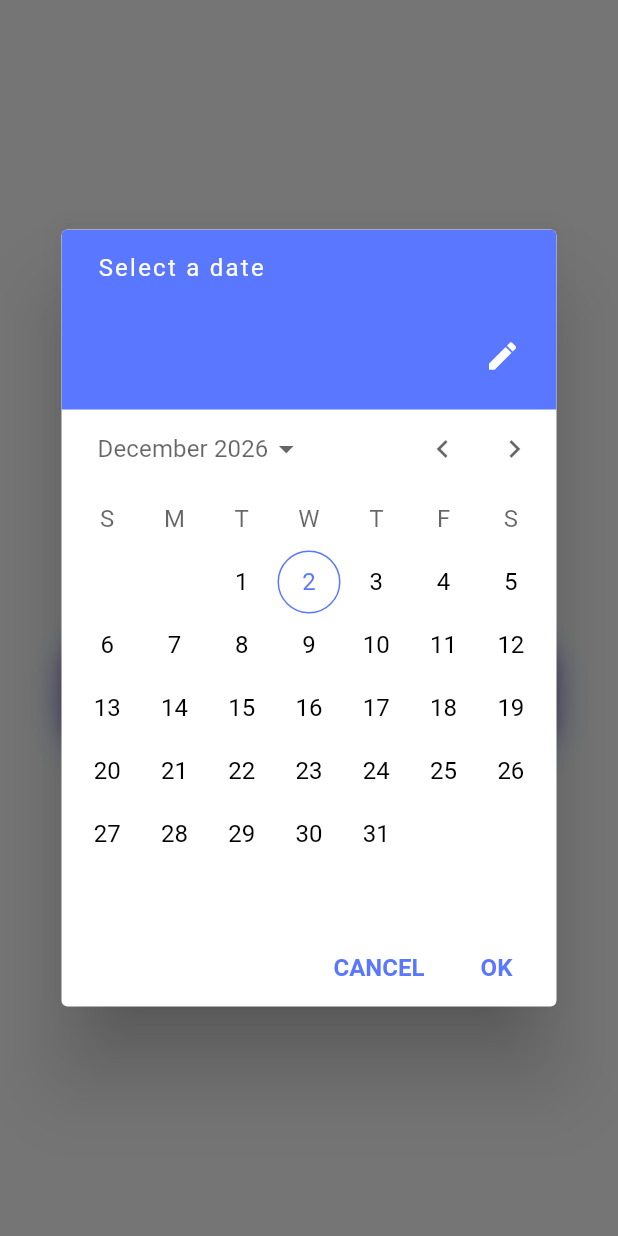
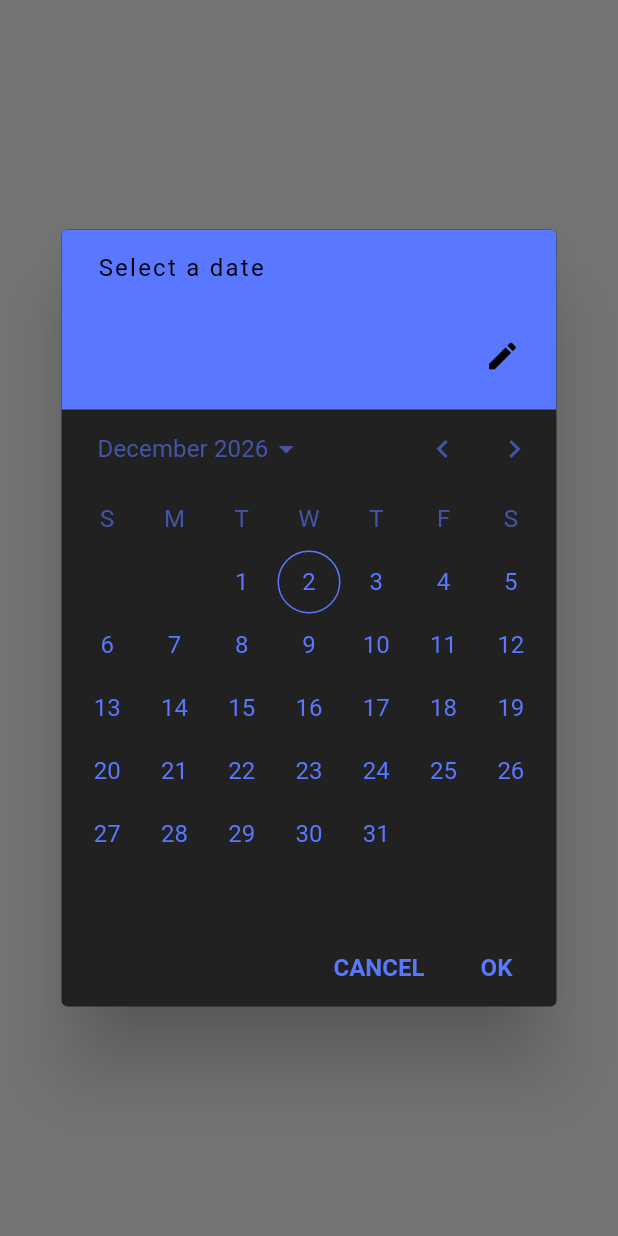
Before and after one commit to prothesbarai/asp_chat, a Flutter app: the NotificationScreen screen opened directly, after a tap on "No DateTime selected", on a phone screen of 412 x 824 dp. Run offline on Flutter 3.47's test engine with Material 3 defaults, Android fonts, the phone set to English and light mode, and no system bars; our stand-ins replace cached_network_image, cloud_firestore, connectivity_plus, firebase_auth, firebase_core, firebase_messaging and 18 more; missing offline and left inert: app_settings; accounts and stored records are empty.

Commit message:
asp v667

```diff
--- a/lib/screen/bottom_navigator_items_screens/notification_screen/notification_screen.dart
+++ b/lib/screen/bottom_navigator_items_screens/notification_screen/notification_screen.dart
@@ -60,28 +60,31 @@ class _NotificationScreenState extends State<NotificationScreen> {
 
 
   /// >>> Date Time picker =====================================================
-  Future<void> _pickDateTime() async{
-    // >>> Date Picker
-    DateTime? pickedDate = await showDatePicker(context: context, firstDate: DateTime(2000), lastDate: DateTime(2100),helpText: 'Select a date',);
+  Future<void> _pickDateTime() async {
+    DateTime? pickedDate = await showDatePicker(
+      context: context,
+      firstDate: DateTime(2000),
+      lastDate: DateTime(2100),
+      helpText: 'Select a date',
+      builder: (context, child) {return Theme(data: Theme.of(context).copyWith(colorScheme: ColorScheme.light(primary: Theme.of(context).colorScheme.primary, onPrimary: Theme.of(context).colorScheme.onSurface, onSurface: Theme.of(context).colorScheme.primary,), dialogTheme: DialogThemeData(backgroundColor: Colors.grey[900]),), child: child!,);},
+    );
+
     if (pickedDate == null || !mounted) return;
-    // >>> Time Picker
     TimeOfDay? pickedTime = await showTimePicker(
       context: context,
       initialTime: _selectedDateTime != null ? TimeOfDay.fromDateTime(_selectedDateTime!) : TimeOfDay.now(),
-      helpText: 'Select a time',
+      builder: (context, child) {return Theme(data: Theme.of(context).copyWith(colorScheme: ColorScheme.light(primary: Theme.of(context).colorScheme.primary, onPrimary: Theme.of(context).colorScheme.onSurface, onSurface: Theme.of(context).colorScheme.primary,), timePickerTheme: TimePickerThemeData(backgroundColor: Colors.grey[900],),), child: child!,);},
     );
     if (pickedTime == null || !mounted) return;
-    // >>> DateTime combine
-    final DateTime newDateTime = DateTime(pickedDate.year, pickedDate.month, pickedDate.day, pickedTime.hour, pickedTime.minute, DateTime.now().second,);
-    if(!mounted) return;
+    final newDateTime = DateTime(pickedDate.year, pickedDate.month, pickedDate.day, pickedTime.hour, pickedTime.minute, DateTime.now().second,);
+    if (!mounted) return;
     setState(() {_isLoading = true;_selectedDateTime = newDateTime;});
     await _storeDateTimeToFirebase();
-    // >>> Compare here Timer Counter ==========================================
     _countdownHelper.handle(newDateTime);
-    // <<< Compare here Timer Counter ==========================================
-    if(!mounted) return;
-    setState(() {_isLoading = false;});
+    if (!mounted) return;
+    setState(() => _isLoading = false);
   }
+
   /// <<< Date Time picker =====================================================
 
 
@@ -104,7 +107,9 @@ class _NotificationScreenState extends State<NotificationScreen> {
   @override
   Widget build(BuildContext context) {
 
-    final parts = _countdownHelper.countdownParts;
+    /// >>> Back Counter Timer UI Show Specific Parts ==========================
+    final parts = _countdownHelper.countdownInDays;
+    /// <<< Back Counter Timer UI Show Specific Parts ==========================
 
     return Scaffold(
       body: Center(
@@ -133,7 +138,7 @@ class _NotificationScreenState extends State<NotificationScreen> {
                 const SizedBox(height: 30),
 
                 // Countdown Card
-                Container(
+                /*Container(
                   padding: const EdgeInsets.symmetric(vertical: 20, horizontal: 40),
                   decoration: BoxDecoration(
                     gradient: LinearGradient(colors: [Colors.purple.shade700, Colors.blue.shade700], begin: Alignment.topLeft, end: Alignment.bottomRight,),
@@ -141,6 +146,22 @@ class _NotificationScreenState extends State<NotificationScreen> {
                     boxShadow: [BoxShadow(color: Colors.blueAccent.withValues(alpha: 0.5), offset: const Offset(0, 8), blurRadius: 20), BoxShadow(color: Colors.purple.withValues(alpha: 0.5), offset: const Offset(0, 4), blurRadius: 10),],
                   ),
                   child: Text(_countdownHelper.formattedCountdown, textAlign: TextAlign.center, style: TextStyle(fontSize: 22, color: Colors.white.withValues(alpha: 0.95), fontWeight: FontWeight.bold, shadows: const [Shadow(color: Colors.black45, offset: Offset(1, 1), blurRadius: 3,)],),),
+                ),*/
+
+
+                const SizedBox(height: 30),
+
+                Row(
+                  mainAxisAlignment: MainAxisAlignment.center,
+                  children: [
+                    _buildCountdownBlock(parts.days.toString().padLeft(2,'0'), 'Days'),
+                    const SizedBox(width: 8),
+                    _buildCountdownBlock(parts.hours.toString().padLeft(2,'0'), 'Hours'),
+                    const SizedBox(width: 8),
+                    _buildCountdownBlock(parts.minutes.toString().padLeft(2,'0'), 'Minutes'),
+                    const SizedBox(width: 8),
+                    _buildCountdownBlock(parts.seconds.toString().padLeft(2,'0'), 'Seconds'),
+                  ],
                 ),
               ],
             ),
@@ -162,4 +183,24 @@ class _NotificationScreenState extends State<NotificationScreen> {
     );
 
   }
+
+
+  /// >>> Build Count Down Block ===============================================
+  Widget _buildCountdownBlock(String value, String label) {
+    return Column(
+      children: [
+        Material(
+          color: Theme.of(context).colorScheme.primary,
+          borderRadius: BorderRadius.circular(8),
+          elevation: 6,
+          shadowColor: Colors.blueAccent.withValues(alpha: 0.5),
+          child: Padding(padding: const EdgeInsets.symmetric(vertical: 12, horizontal: 16), child: Text(value, style: const TextStyle(color: Colors.white, fontSize: 28, fontWeight: FontWeight.bold,),),),
+        ),
+        const SizedBox(height: 6),
+        Text(label, style: TextStyle(color: Theme.of(context).colorScheme.onSurface, fontSize: 12, fontWeight: FontWeight.bold,),),
+      ],
+    );
+  }
+  /// <<< Build Count Down Block ===============================================
+
 }
```
